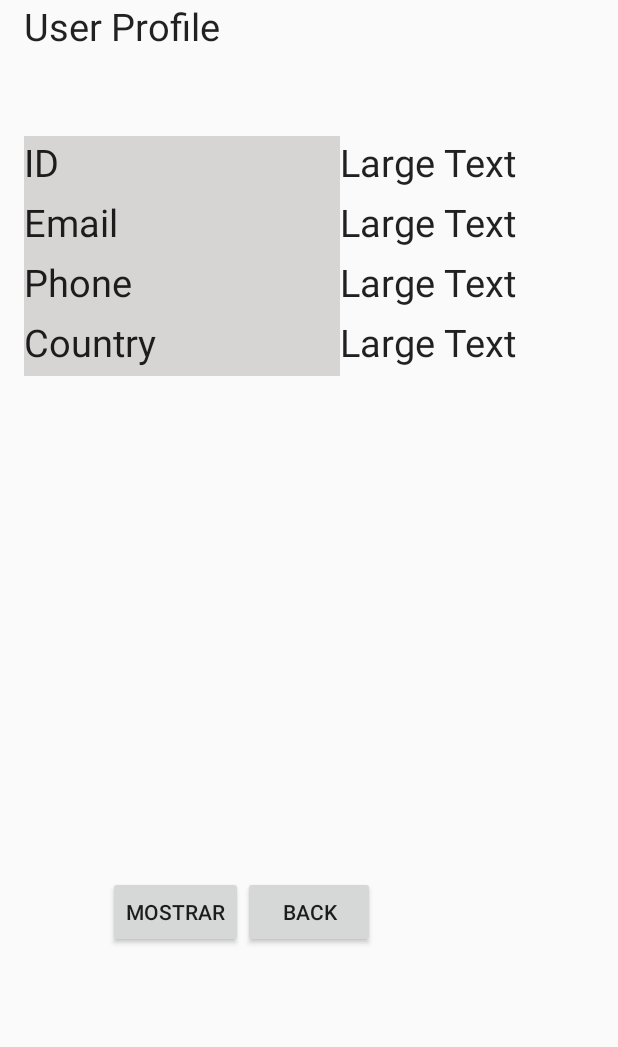
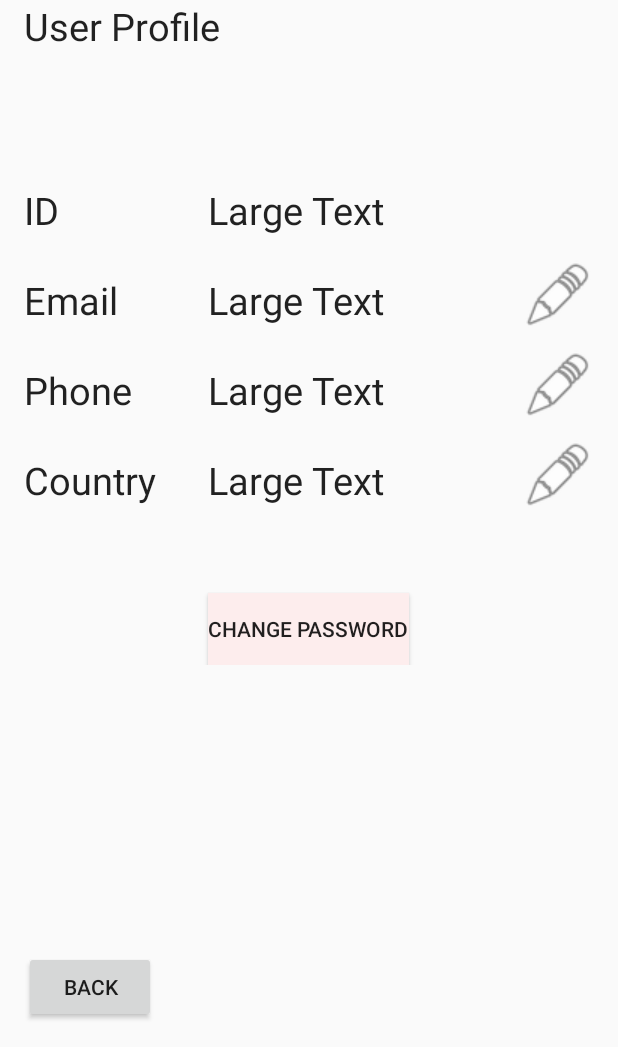
Before and after one commit to Equipo-11/dinnerapp, an Android app: the EventActivity screen opened directly, with no data from a screen before it, on a phone screen of 412 x 824 dp, the part 189-1236 px from its top. Run offline under Robolectric (Android 15) with nearby library versions, the light colour scheme and no system bars.

Commit message:
update profile

```diff
--- a/AppPrueba/app/src/main/res/layout/activity_user_profile.xml
+++ b/AppPrueba/app/src/main/res/layout/activity_user_profile.xml
@@ -15,7 +15,8 @@
         android:layout_height="match_parent"
         android:layout_alignParentLeft="true"
         android:layout_alignParentStart="true"
-        android:layout_alignParentBottom="true">
+        android:layout_alignParentBottom="true"
+        android:weightSum="1">
 
         <TextView
             android:layout_width="wrap_content"
@@ -31,29 +32,106 @@
             android:textAppearance="?android:attr/textAppearanceLarge"
             android:text="User Profile"
             android:id="@+id/textView14"
-            android:textSize="25dp" />
+            android:textSize="25dp"
+            android:layout_weight="0.22" />
 
         <RelativeLayout
             android:layout_width="match_parent"
-            android:layout_height="match_parent"
-            android:layout_gravity="center_horizontal">
+            android:layout_height="292dp"
+            android:layout_weight="0.11">
 
-            <LinearLayout
-                android:orientation="horizontal"
-                android:layout_width="match_parent"
-                android:layout_height="wrap_content"
-                android:layout_alignParentTop="true"
-                android:layout_alignParentLeft="true"
-                android:layout_alignParentStart="true"
-                android:layout_marginTop="56dp"
-                android:weightSum="1">
-
-                <LinearLayout
-                    android:orientation="vertical"
+            <Button
+                style="?android:attr/buttonStyleSmall"
                 android:layout_width="wrap_content"
                 android:layout_height="wrap_content"
-                    android:layout_weight="1.06"
-                    android:background="#d7d4d4">
+                android:id="@+id/editP1"
+                android:background="@android:drawable/ic_menu_edit"
+                android:layout_gravity="right"
+                android:onClick="editP1"
+                android:layout_below="@+id/textID"
+                android:layout_alignParentRight="true"
+                android:layout_alignParentEnd="true" />
+
+            <Button
+                style="?android:attr/buttonStyleSmall"
+                android:layout_width="wrap_content"
+                android:layout_height="wrap_content"
+                android:id="@+id/editP2"
+                android:background="@android:drawable/ic_menu_edit"
+                android:layout_gravity="right"
+                android:onClick="editP2"
+                android:layout_alignTop="@+id/editeP2"
+                android:layout_alignParentRight="true"
+                android:layout_alignParentEnd="true" />
+
+            <Button
+                style="?android:attr/buttonStyleSmall"
+                android:layout_width="wrap_content"
+                android:layout_height="wrap_content"
+                android:id="@+id/editP3"
+                android:background="@android:drawable/ic_menu_edit"
+                android:layout_gravity="right"
+                android:onClick="editP3"
+                android:layout_below="@+id/editeP2"
+                android:layout_alignParentRight="true"
+                android:layout_alignParentEnd="true" />
+
+            <TextView
+                android:layout_width="wrap_content"
+                android:layout_height="wrap_content"
+                android:textAppearance="?android:attr/textAppearanceLarge"
+                android:text="Large Text"
+                android:id="@+id/textID"
+                android:paddingBottom="15dp"
+                android:textSize="25sp"
+                android:editable="true"
+                android:paddingTop="10dp"
+                android:layout_alignParentTop="true"
+                android:layout_alignLeft="@+id/textCountry"
+                android:layout_alignStart="@+id/textCountry" />
+
+            <TextView
+                android:layout_width="wrap_content"
+                android:layout_height="wrap_content"
+                android:textAppearance="?android:attr/textAppearanceLarge"
+                android:text="Large Text"
+                android:id="@+id/textEmail"
+                android:paddingBottom="15dp"
+                android:textSize="25sp"
+                android:editable="false"
+                android:paddingTop="10dp"
+                android:layout_below="@+id/textID"
+                android:layout_alignLeft="@+id/textID"
+                android:layout_alignStart="@+id/textID" />
+
+            <TextView
+                android:layout_width="wrap_content"
+                android:layout_height="wrap_content"
+                android:textAppearance="?android:attr/textAppearanceLarge"
+                android:text="Large Text"
+                android:id="@+id/textPhone"
+                android:paddingBottom="15dp"
+                android:textSize="25sp"
+                android:editable="false"
+                android:paddingTop="10dp"
+                android:visibility="visible"
+                android:layout_alignStart="@+id/editeP3"
+                android:layout_alignTop="@+id/textView17"
+                android:layout_alignLeft="@+id/editP2" />
+
+            <TextView
+                android:layout_width="wrap_content"
+                android:layout_height="wrap_content"
+                android:textAppearance="?android:attr/textAppearanceLarge"
+                android:text="Large Text"
+                android:id="@+id/textCountry"
+                android:paddingBottom="15dp"
+                android:textSize="25sp"
+                android:editable="false"
+                android:paddingTop="10dp"
+                android:layout_alignTop="@+id/textView18"
+                android:layout_alignLeft="@+id/changePass"
+                android:layout_alignStart="@+id/changePass" />
 
             <TextView
                 android:layout_width="wrap_content"
@@ -62,7 +140,14 @@
                 android:text="ID"
                 android:id="@+id/textView15"
                 android:textSize="25dp"
-                        android:paddingBottom="5dp" />
+                android:paddingBottom="15dp"
+                android:paddingTop="10dp"
+                android:layout_alignTop="@+id/textID"
+                android:layout_alignRight="@+id/textView16"
+                android:layout_alignEnd="@+id/textView16"
+                android:layout_alignParentLeft="true"
+                android:layout_alignParentStart="true"
+                android:layout_alignParentTop="true" />
 
             <TextView
                 android:layout_width="wrap_content"
@@ -71,7 +156,9 @@
                 android:text="Email"
                 android:id="@+id/textView16"
                 android:textSize="25dp"
-                        android:paddingBottom="5dp" />
+                android:paddingBottom="15dp"
+                android:paddingTop="10dp"
+                android:layout_below="@+id/textView15" />
 
             <TextView
                 android:layout_width="wrap_content"
@@ -80,7 +167,9 @@
                 android:text="Phone"
                 android:id="@+id/textView17"
                 android:textSize="25dp"
-                        android:paddingBottom="5dp" />
+                android:paddingBottom="15dp"
+                android:paddingTop="10dp"
+                android:layout_below="@+id/textView16" />
 
             <TextView
                 android:layout_width="wrap_content"
@@ -89,56 +178,79 @@
                 android:text="Country"
                 android:id="@+id/textView18"
                 android:textSize="25dp"
-                        android:paddingBottom="5dp" />
+                android:paddingBottom="15dp"
+                android:paddingTop="10dp"
+                android:layout_below="@+id/textView17" />
+
+            <Button
+                android:layout_width="wrap_content"
+                android:layout_height="wrap_content"
+                android:text="Change Password"
+                android:id="@+id/changePass"
+                android:onClick="changePassword"
+                android:layout_alignParentBottom="true"
+                android:layout_centerHorizontal="true"
+                android:background="#fdeded" />
+
+            <EditText
+                android:layout_width="wrap_content"
+                android:layout_height="wrap_content"
+                android:id="@+id/editeP1"
+                android:visibility="invisible"
+                android:editable="true"
+                android:inputType="text"
+                android:layout_below="@+id/textEmail"
+                android:layout_alignLeft="@+id/textEmail"
+                android:layout_alignStart="@+id/textEmail"
+                android:layout_above="@+id/textPhone"
+                android:layout_alignTop="@+id/textEmail"
+                android:layout_alignRight="@+id/changePass"
+                android:layout_alignEnd="@+id/changePass" />
+
+            <EditText
+                android:layout_width="wrap_content"
+                android:layout_height="wrap_content"
+                android:id="@+id/editeP2"
+                android:visibility="invisible"
+                android:editable="true"
+                android:inputType="number"
+                android:layout_alignLeft="@+id/textPhone"
+                android:layout_alignStart="@+id/textPhone"
+                android:layout_above="@+id/textCountry"
+                android:layout_alignTop="@+id/textPhone"
+                android:layout_below="@+id/textPhone"
+                android:layout_alignRight="@+id/editeP3"
+                android:layout_alignEnd="@+id/editeP3" />
+
+            <EditText
+                android:layout_width="wrap_content"
+                android:layout_height="wrap_content"
+                android:id="@+id/editeP3"
+                android:visibility="invisible"
+                android:editable="true"
+                android:inputType="text"
+                android:layout_alignTop="@+id/textCountry"
+                android:layout_alignStart="@+id/editeP1"
+                android:layout_alignRight="@+id/editP3"
+                android:layout_alignEnd="@+id/changePass"
+                android:layout_alignLeft="@+id/textView18"
+                android:layout_below="@+id/textCountry"
+                android:layout_alignBottom="@+id/textCountry" />
+
+        </RelativeLayout>
+
     </LinearLayout>
 
-                <LinearLayout
-                    android:orientation="vertical"
-                    android:layout_width="176dp"
-                    android:layout_height="wrap_content"
-                    android:paddingBottom="5dp">
-
-                    <TextView
+    <Button
         android:layout_width="wrap_content"
         android:layout_height="wrap_content"
-                        android:textAppearance="?android:attr/textAppearanceLarge"
-                        android:text="Large Text"
-                        android:id="@+id/textID"
-                        android:paddingBottom="5dp"
-                        android:textSize="25sp"
-                        android:editable="true" />
-
-                    <TextView
-                        android:layout_width="wrap_content"
-                        android:layout_height="wrap_content"
-                        android:textAppearance="?android:attr/textAppearanceLarge"
-                        android:text="Large Text"
-                        android:id="@+id/textEmail"
-                        android:paddingBottom="5dp"
-                        android:textSize="25sp"
-                        android:editable="true" />
-
-                    <TextView
-                        android:layout_width="wrap_content"
-                        android:layout_height="wrap_content"
-                        android:textAppearance="?android:attr/textAppearanceLarge"
-                        android:text="Large Text"
-                        android:id="@+id/textPhone"
-                        android:paddingBottom="5dp"
-                        android:textSize="25sp"
-                        android:editable="true" />
-
-                    <TextView
-                        android:layout_width="wrap_content"
-                        android:layout_height="wrap_content"
-                        android:textAppearance="?android:attr/textAppearanceLarge"
-                        android:text="Large Text"
-                        android:id="@+id/textCountry"
-                        android:paddingBottom="5dp"
-                        android:textSize="25sp"
-                        android:editable="true" />
-                </LinearLayout>
-            </LinearLayout>
+        android:text="Send"
+        android:id="@+id/editProfileButton"
+        android:layout_alignParentBottom="true"
+        android:layout_alignParentRight="true"
+        android:layout_alignParentEnd="true"
+        android:visibility="invisible"
+        android:onClick="editProfile"/>
 
     <Button
         android:layout_width="wrap_content"
@@ -147,10 +259,12 @@
         android:onClick="backButton"
         android:id="@+id/button4"
         android:layout_alignParentBottom="true"
-                android:layout_centerHorizontal="true"
-                android:layout_marginBottom="50dp" />
+        android:layout_alignParentLeft="true"
+        android:layout_alignParentStart="true" />
 
-            <Button
+</RelativeLayout>
+
+    <!--<Button
         android:layout_width="wrap_content"
         android:layout_height="wrap_content"
         android:text="Mostrar"
@@ -158,8 +272,4 @@
         android:onClick="mostrarProfile"
         android:layout_alignTop="@+id/button4"
         android:layout_toLeftOf="@+id/button4"
-                android:layout_toStartOf="@+id/button4" />
-        </RelativeLayout>
-
-    </LinearLayout>
-</RelativeLayout>
+        android:layout_toStartOf="@+id/button4" />-->
--- /dev/null
+++ b/AppPrueba/app/src/main/res/values/backgrounds.xml
@@ -0,0 +1,5 @@
+<?xml version="1.0" encoding="utf-8"?>
+<resources>
+    <drawable name="edit">@android:drawable/ic_menu_edit</drawable>
+    <drawable name="tick">@drawable/tick30x30</drawable>
+</resources>
```
Also changed, not shown: AppPrueba/app/src/main/java/com/example/luis/appprueba/BackgroundWorkerProfile.java (+43 -1 lines), AppPrueba/app/src/main/java/com/example/luis/appprueba/UserProfile.java (+84 -10 lines), AppPrueba/app/src/main/res/drawable/tick30x30.png (added), 1 other file. Lines whose indentation alone changed are shown as unchanged.
